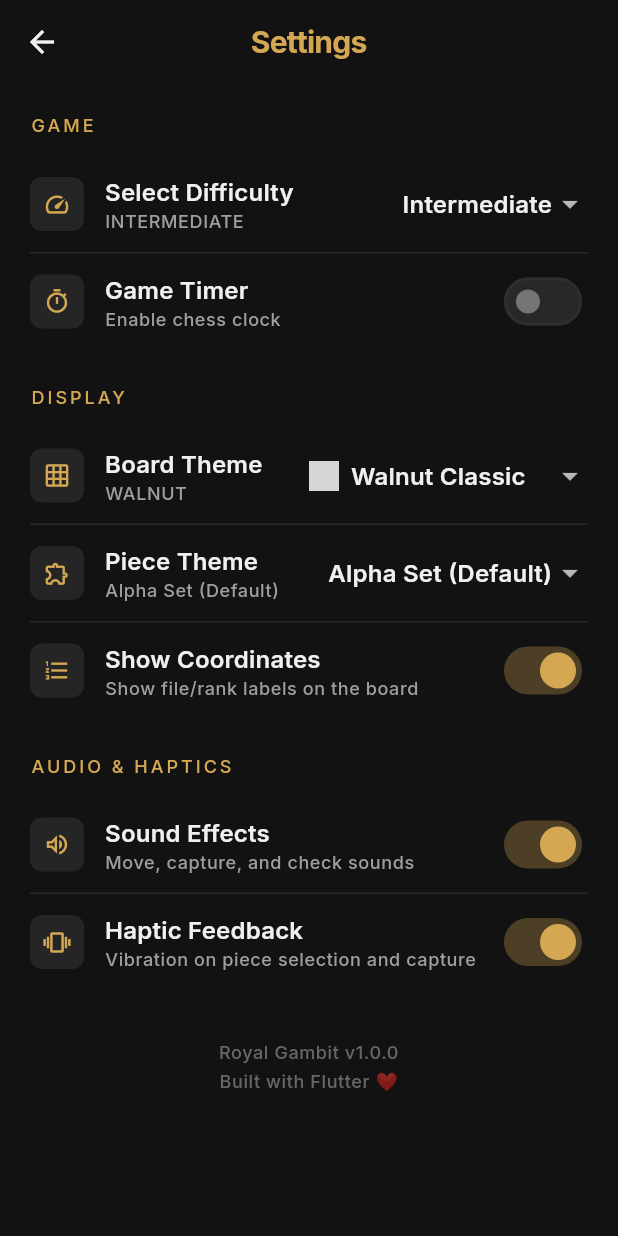
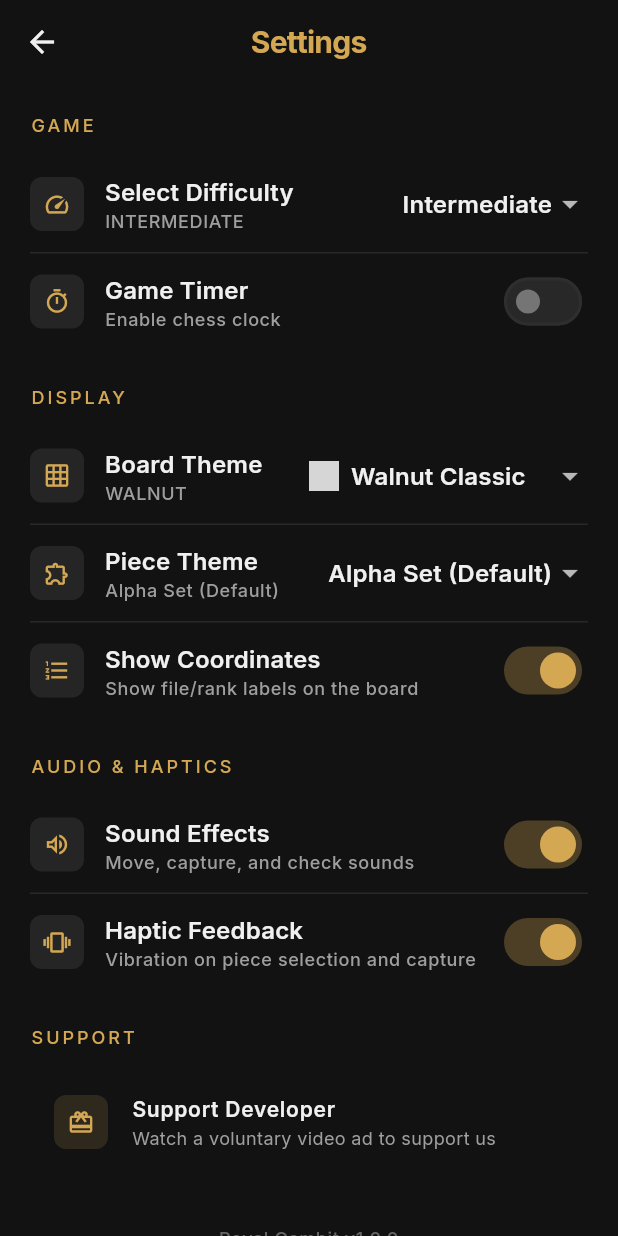
Before and after one commit to adeel26khan/royalgambit, a Flutter app: the SettingsScreen screen opened by its route, on a phone screen of 412 x 824 dp. Run offline on Flutter 3.47's test engine with Material 3 defaults, Android fonts, the phone set to English and light mode, and no system bars; our stand-ins replace audioplayers, flutter_riverpod, flutter_svg, google_fonts, google_mobile_ads, shared_preferences; accounts and stored records are empty; grey boxes are pictures that could not be loaded.

Commit message:
Add voluntary AdMob Rewarded Ads for extra undos, game end support, and settings

```diff
--- a/lib/main.dart
+++ b/lib/main.dart
@@ -1,6 +1,7 @@
 import 'package:flutter/material.dart';
 import 'package:flutter_riverpod/flutter_riverpod.dart';
 import 'package:royalgambit/app.dart';
+import 'package:royalgambit/core/utils/ad_service.dart';
 import 'package:royalgambit/data/repositories/settings_storage.dart';
 import 'package:royalgambit/presentation/providers/settings_provider.dart';
 
@@ -8,6 +9,7 @@ void main() async {
   WidgetsFlutterBinding.ensureInitialized();
 
   final settingsStorage = await SettingsStorage.create();
+  await AdService.instance.initialize();
 
   runApp(
     ProviderScope(
--- a/lib/presentation/screens/settings_screen.dart
+++ b/lib/presentation/screens/settings_screen.dart
@@ -2,6 +2,7 @@ import 'package:flutter/material.dart';
 import 'package:flutter_riverpod/flutter_riverpod.dart';
 import 'package:royalgambit/core/constants/app_colors.dart';
 import 'package:royalgambit/core/constants/app_strings.dart';
+import 'package:royalgambit/core/utils/ad_service.dart';
 import 'package:royalgambit/domain/models/game_state.dart';
 import 'package:royalgambit/presentation/providers/settings_provider.dart';
 
@@ -112,6 +113,42 @@ class SettingsScreen extends ConsumerWidget {
               onChanged: notifier.setHapticsEnabled,
             ),
 
+            const SizedBox(height: 24),
+
+            // ── Support ───────────────────────────────────────────────────
+            _SectionHeader('SUPPORT'),
+            ListTile(
+              leading: Container(
+                width: 36,
+                height: 36,
+                decoration: BoxDecoration(
+                  color: AppColors.accent.withOpacity(0.15),
+                  borderRadius: BorderRadius.circular(8),
+                ),
+                child: const Icon(Icons.card_giftcard, size: 18, color: AppColors.accent),
+              ),
+              title: const Text(
+                'Support Developer',
+                style: TextStyle(fontSize: 14, fontWeight: FontWeight.w600),
+              ),
+              subtitle: const Text(
+                'Watch a voluntary video ad to support us',
+                style: TextStyle(fontSize: 12, color: AppColors.textSecondary),
+              ),
+              onTap: () {
+                AdService.instance.showRewardedAd(
+                  onRewardGranted: () {
+                    ScaffoldMessenger.of(context).showSnackBar(
+                      const SnackBar(
+                        content: Text('Thank you so much for your support! ❤️'),
+                        duration: Duration(seconds: 3),
+                      ),
+                    );
+                  },
+                );
+              },
+            ),
+
             const SizedBox(height: 32),
 
             // About
@@ -120,7 +157,7 @@ class SettingsScreen extends ConsumerWidget {
                 '${AppStrings.appName} v1.0.0\nBuilt with Flutter ❤️',
                 textAlign: TextAlign.center,
                 style: Theme.of(context).textTheme.bodySmall?.copyWith(
-                      color: AppColors.secondary.withOpacity(0.6),
+                      color: AppColors.textSecondary.withOpacity(0.6),
                       height: 1.6,
                     ),
               ),
--- a/pubspec.yaml
+++ b/pubspec.yaml
@@ -17,6 +17,7 @@ dependencies:
   google_fonts: ^6.2.1
   audioplayers: ^6.1.0
   flutter_svg: ^2.0.17
+  google_mobile_ads: ^5.2.0
 
 dev_dependencies:
   flutter_test:
```
Also changed, not shown: lib/core/utils/ad_service.dart (added, +106 -0 lines), lib/presentation/widgets/overlays/game_end_overlay.dart (+30 -4 lines), lib/presentation/widgets/panels/game_controls.dart (+26 -4 lines), pubspec.lock, 3 other files.
